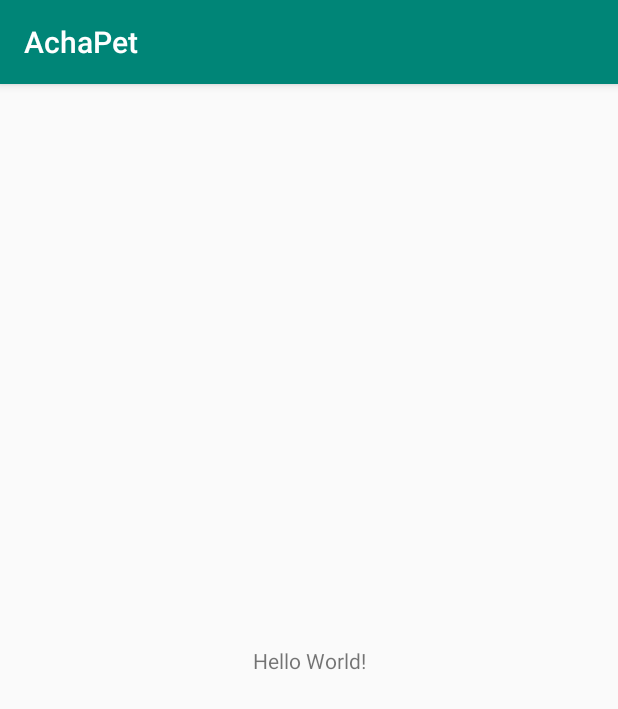
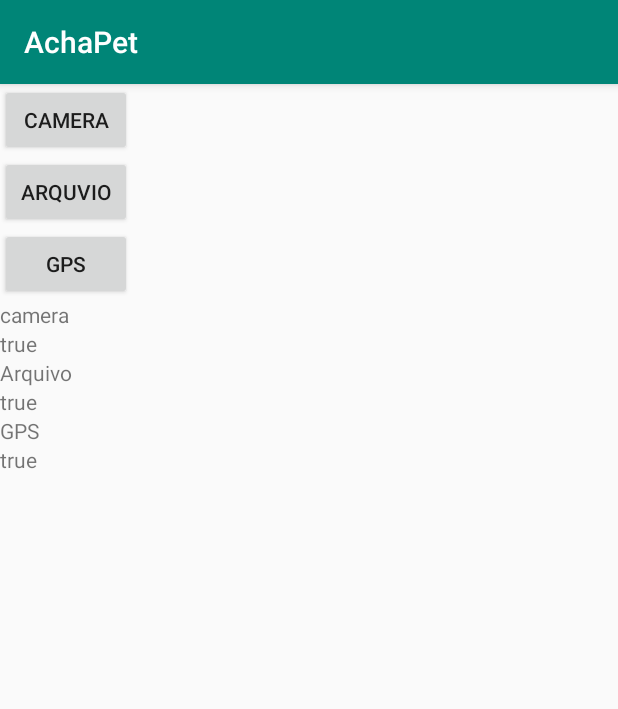
Before and after one commit to EduAkira/AchaPet, an Android app: the screen it shows after launch (MainActivity), on a phone screen of 412 x 824 dp. Shown: the top 709 px of the screen. Run offline under Robolectric (Android 15) with nearby library versions, the phone set to English and light mode, and no system bars.

Commit message:
classe PermissaoRecurso Funcionando

```diff
--- /dev/null
+++ b/AchaPet_app/app/src/main/java/br/com/achapet/Activity/MainActivity.java
@@ -0,0 +1,63 @@
+package br.com.achapet.Activity;
+
+import android.content.DialogInterface;
+import android.support.v7.app.AppCompatActivity;
+import android.os.Bundle;
+import android.view.View;
+import android.widget.Button;
+import android.widget.TextView;
+
+import org.w3c.dom.Text;
+
+import br.com.achapet.R;
+import br.com.achapet.Util.PermissaoRecurso;
+
+public class MainActivity extends AppCompatActivity {
+
+    @Override
+    protected void onCreate(Bundle savedInstanceState) {
+        super.onCreate(savedInstanceState);
+        setContentView(R.layout.activity_main);
+        final PermissaoRecurso permissaoRecurso = new PermissaoRecurso(MainActivity.this);
+
+        Button b1 = (Button) findViewById(R.id.camera);
+        Button b2 = (Button) findViewById(R.id.arquivo);
+        Button b3 = (Button) findViewById(R.id.gps);
+
+        final TextView t1 = (TextView) findViewById(R.id.textCamera);
+        final TextView t2 = (TextView) findViewById(R.id.textArquivo);
+        final TextView t3 = (TextView) findViewById(R.id.textGPS);
+
+        t1.setText(""+ permissaoRecurso.possoUsarCamera());
+        t2.setText(""+ permissaoRecurso.possoUsarArquvo());
+        t3.setText(""+ permissaoRecurso.possoUsarGPS());
+
+
+
+        b1.setOnClickListener(new View.OnClickListener() {
+            @Override
+            public void onClick(View v) {
+                permissaoRecurso.pedirPermissaoCamera();
+                t1.setText(""+ permissaoRecurso.possoUsarCamera());
+            }
+        });
+
+        b2.setOnClickListener(new View.OnClickListener() {
+            @Override
+            public void onClick(View v) {
+                permissaoRecurso.pedirPermissaoArquivo();
+                t2.setText(""+ permissaoRecurso.possoUsarArquvo());
+            }
+        });
+
+        b3.setOnClickListener(new View.OnClickListener() {
+            @Override
+            public void onClick(View v) {
+                permissaoRecurso.pedirPermissaoGps();
+                t3.setText(""+ permissaoRecurso.possoUsarGPS());
+            }
+        });
+
+
+    }
+}
--- /dev/null
+++ b/AchaPet_app/app/src/main/java/br/com/achapet/Modal/AnimalModal.java
@@ -0,0 +1,4 @@
+package br.com.achapet.Modal;
+
+public class AnimalModal {
+}
--- /dev/null
+++ b/AchaPet_app/app/src/main/java/br/com/achapet/Modal/PessoaModal.java
@@ -0,0 +1,4 @@
+package br.com.achapet.Modal;
+
+public class PessoaModal {
+}
--- /dev/null
+++ b/AchaPet_app/app/src/main/java/br/com/achapet/Util/PermissaoRecurso.java
@@ -0,0 +1,86 @@
+package br.com.achapet.Util;
+
+import android.Manifest;
+import android.app.Activity;
+import android.content.Context;
+import android.content.pm.PackageManager;
+import android.os.Build;
+import android.support.v4.app.ActivityCompat;
+import android.support.v4.content.ContextCompat;
+import android.util.Log;
+
+public class PermissaoRecurso {
+
+    private boolean flagPermissaoCamera = false;
+    private boolean flagPermissaoArquivos = false;
+    private boolean flagPermissaoGPS = false;
+
+    private Activity mActivity;
+
+    public PermissaoRecurso(Activity activity){
+        mActivity = activity;
+        checarAsPermissao();
+    }
+
+    public boolean possoUsarCamera(){
+        return flagPermissaoCamera;
+    }
+    public boolean possoUsarArquvo(){
+        return flagPermissaoArquivos;
+    }
+    public boolean possoUsarGPS(){
+        return flagPermissaoGPS;
+    }
+
+    public void pedirPermissaoCamera(){
+        if(flagPermissaoCamera == false){
+            if(Build.VERSION.SDK_INT >= 23){
+                int MY_PERMISSIONS_REQUEST = 0;
+                ActivityCompat.requestPermissions(mActivity, new String[]{Manifest.permission.CAMERA}, MY_PERMISSIONS_REQUEST);
+                if(MY_PERMISSIONS_REQUEST == PackageManager.PERMISSION_GRANTED)
+                    flagPermissaoCamera = true;
+            }else{
+                flagPermissaoCamera = true;
+            }
+        }
+    }
+
+    public void pedirPermissaoArquivo(){
+        if(flagPermissaoArquivos == false){
+            if(Build.VERSION.SDK_INT >= 23){
+                int MY_PERMISSIONS_REQUEST = 0;
+                ActivityCompat.requestPermissions(mActivity, new String[]{Manifest.permission.READ_EXTERNAL_STORAGE}, MY_PERMISSIONS_REQUEST);
+                if(MY_PERMISSIONS_REQUEST == PackageManager.PERMISSION_GRANTED)
+                    flagPermissaoArquivos = true;
+            }else{
+                flagPermissaoArquivos = true;
+            }
+        }
+    }
+
+    public void pedirPermissaoGps(){
+        if(flagPermissaoGPS == false){
+            if(Build.VERSION.SDK_INT >= 23){
+                int MY_PERMISSIONS_REQUEST = 0;
+                ActivityCompat.requestPermissions(mActivity, new String[]{Manifest.permission.ACCESS_FINE_LOCATION, Manifest.permission.ACCESS_COARSE_LOCATION}, MY_PERMISSIONS_REQUEST);
+                if(MY_PERMISSIONS_REQUEST == PackageManager.PERMISSION_GRANTED)
+                    flagPermissaoGPS = true;
+            }else{
+                flagPermissaoGPS = true;
+            }
+        }
+    }
+
+
+    public void checarAsPermissao(){
+        if(ContextCompat.checkSelfPermission(mActivity, Manifest.permission.CAMERA) == PackageManager.PERMISSION_GRANTED)
+            flagPermissaoCamera = true;
+
+        if(ContextCompat.checkSelfPermission(mActivity, Manifest.permission.READ_EXTERNAL_STORAGE) == PackageManager.PERMISSION_GRANTED)
+            flagPermissaoArquivos = true;
+
+        if(ContextCompat.checkSelfPermission(mActivity, Manifest.permission.ACCESS_FINE_LOCATION) == PackageManager.PERMISSION_GRANTED &&
+                ContextCompat.checkSelfPermission(mActivity, Manifest.permission.ACCESS_COARSE_LOCATION) == PackageManager.PERMISSION_GRANTED)
+            flagPermissaoGPS = true;
+    }
+}
--- a/AchaPet_app/app/src/main/res/layout/activity_main.xml
+++ b/AchaPet_app/app/src/main/res/layout/activity_main.xml
@@ -1,18 +1,60 @@
 <?xml version="1.0" encoding="utf-8"?>
-<android.support.constraint.ConstraintLayout xmlns:android="http://schemas.android.com/apk/res/android"
+<LinearLayout
+    xmlns:android="http://schemas.android.com/apk/res/android"
     xmlns:app="http://schemas.android.com/apk/res-auto"
     xmlns:tools="http://schemas.android.com/tools"
     android:layout_width="match_parent"
     android:layout_height="match_parent"
-    tools:context=".MainActivity">
+    android:orientation="vertical"
+    tools:context=".Activity.MainActivity">
+
+    <Button
+        android:layout_width="wrap_content"
+        android:layout_height="wrap_content"
+        android:text="Camera"
+        android:id="@+id/camera"/>
+    <Button
+        android:layout_width="wrap_content"
+        android:layout_height="wrap_content"
+        android:text="Arquvio"
+        android:id="@+id/arquivo"/>
+    <Button
+        android:layout_width="wrap_content"
+        android:layout_height="wrap_content"
+        android:text="GPS"
+        android:id="@+id/gps"/>
 
     <TextView
-        android:layout_width="wrap_content"
+        android:layout_width="match_parent"
         android:layout_height="wrap_content"
-        android:text="Hello World!"
-        app:layout_constraintBottom_toBottomOf="parent"
-        app:layout_constraintLeft_toLeftOf="parent"
-        app:layout_constraintRight_toRightOf="parent"
-        app:layout_constraintTop_toTopOf="parent" />
+        android:text="camera"/>
 
-</android.support.constraint.ConstraintLayout>
+    <TextView
+        android:layout_width="match_parent"
+        android:layout_height="wrap_content"
+        android:id="@+id/textCamera"
+        android:text=""/>
+
+    <TextView
+        android:layout_width="match_parent"
+        android:layout_height="wrap_content"
+        android:text="Arquivo"/>
+
+    <TextView
+        android:layout_width="match_parent"
+        android:layout_height="wrap_content"
+        android:id="@+id/textArquivo"
+        android:text=""/>
+
+    <TextView
+        android:layout_width="match_parent"
+        android:layout_height="wrap_content"
+        android:text="GPS"/>
+
+    <TextView
+        android:layout_width="match_parent"
+        android:layout_height="wrap_content"
+        android:id="@+id/textGPS"
+        android:text=""/>
+
+</LinearLayout>
```
Also changed, not shown: AchaPet_app/app/src/main/AndroidManifest.xml (+7 -1 lines), AchaPet_app/app/src/main/java/br/com/achapet/MainActivity.java (deleted, +0 -13 lines).
